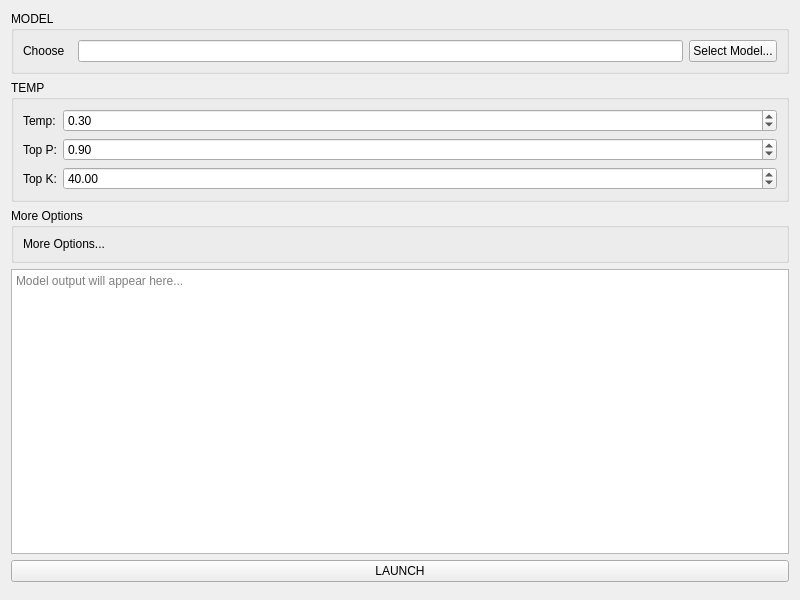
Above: ui/llama_launch.ui from NCCA/LLamaLauncher before the change. Below: the same form after it.
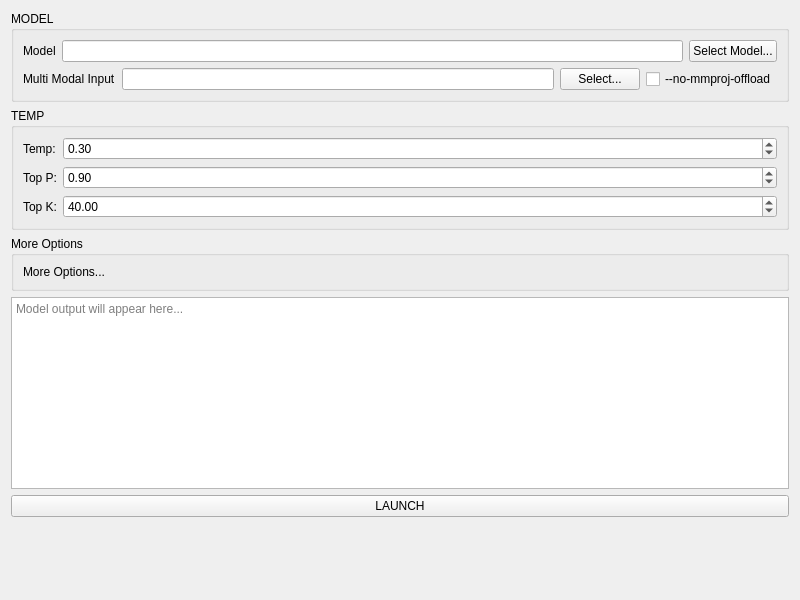
That is the form after the change.

The edit to the form file:
```diff
--- a/ui/llama_launch.ui
+++ b/ui/llama_launch.ui
@@ -4,8 +4,8 @@
  <widget class="QWidget" name="LlamaLaunchApp">
   <property name="geometry">
    <rect>
-    <x>100</x>
-    <y>100</y>
+    <x>0</x>
+    <y>0</y>
     <width>800</width>
     <height>600</height>
    </rect>
@@ -25,20 +25,10 @@
          <item>
           <widget class="QLabel" name="choose_label">
            <property name="text">
-            <string>Choose</string>
+           <string>Model</string>
            </property>
           </widget>
          </item>
-         <item>
-          <spacer name="model_spacer">
-           <property name="orientation">
-            <enum>Qt::Horizontal</enum>
-           </property>
-           <property name="stretch">
-            <number>1</number>
-           </property>
-          </spacer>
-         </item>
          <item>
           <widget class="QLineEdit" name="model_path_edit">
            <property name="readOnly">
@@ -55,6 +45,38 @@
          </item>
         </layout>
        </item>
+      <item>
+       <layout class="QHBoxLayout" name="mmproj_selector_layout">
+        <item>
+         <widget class="QLabel" name="mmproj_label">
+          <property name="text">
+           <string>Multi Modal Input</string>
+          </property>
+         </widget>
+        </item>
+        <item>
+         <widget class="QLineEdit" name="mmproj_path_edit">
+          <property name="readOnly">
+           <bool>true</bool>
+          </property>
+         </widget>
+        </item>
+        <item>
+         <widget class="QPushButton" name="select_mmproj_button">
+          <property name="text">
+           <string>Select...</string>
+          </property>
+         </widget>
+        </item>
+        <item>
+         <widget class="QCheckBox" name="no_mmproj_offload_checkbox">
+          <property name="text">
+           <string>--no-mmproj-offload</string>
+          </property>
+         </widget>
+        </item>
+       </layout>
+      </item>
       </layout>
      </widget>
     </item>
@@ -149,10 +171,13 @@
     <item>
      <spacer name="vertical_spacer">
       <property name="orientation">
-       <enum>Qt::Vertical</enum>
-      </property>
-      <property name="stretch">
-       <number>1</number>
+      <enum>Qt::Orientation::Vertical</enum>
+     </property>
+     <property name="sizeHint" stdset="0">
+      <size>
+       <width>0</width>
+       <height>0</height>
+      </size>
       </property>
      </spacer>
     </item>
```
Left out of the diff: 6 changed lines with no effect on the pictures. Lines whose indentation alone changed are shown as unchanged.
